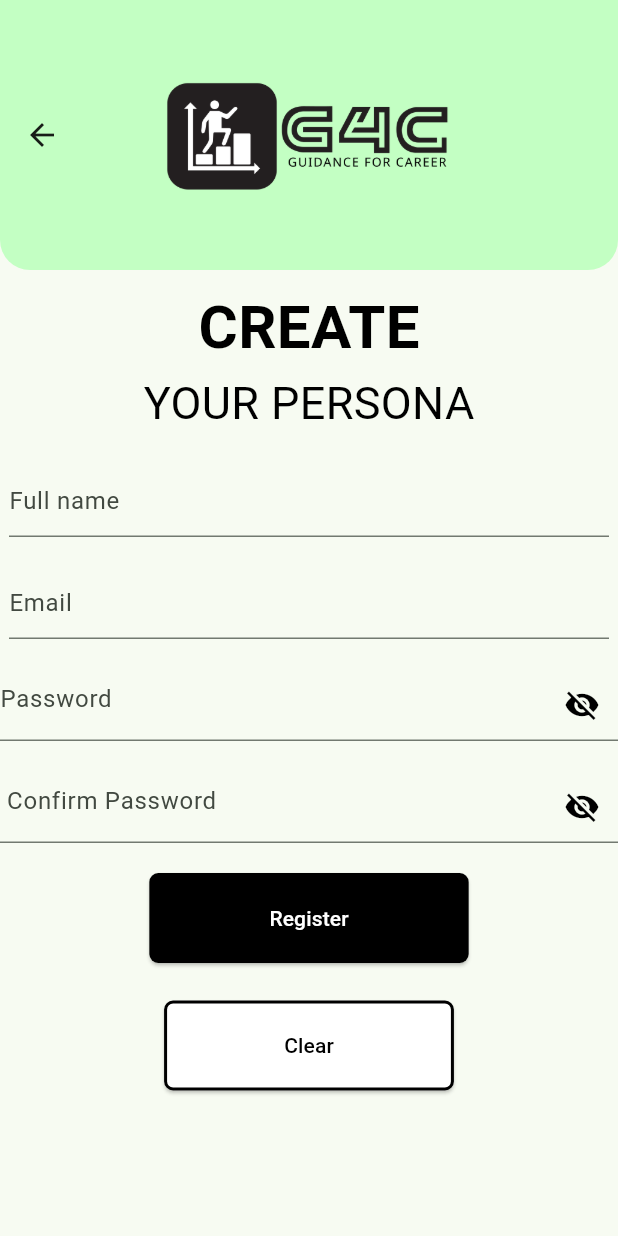
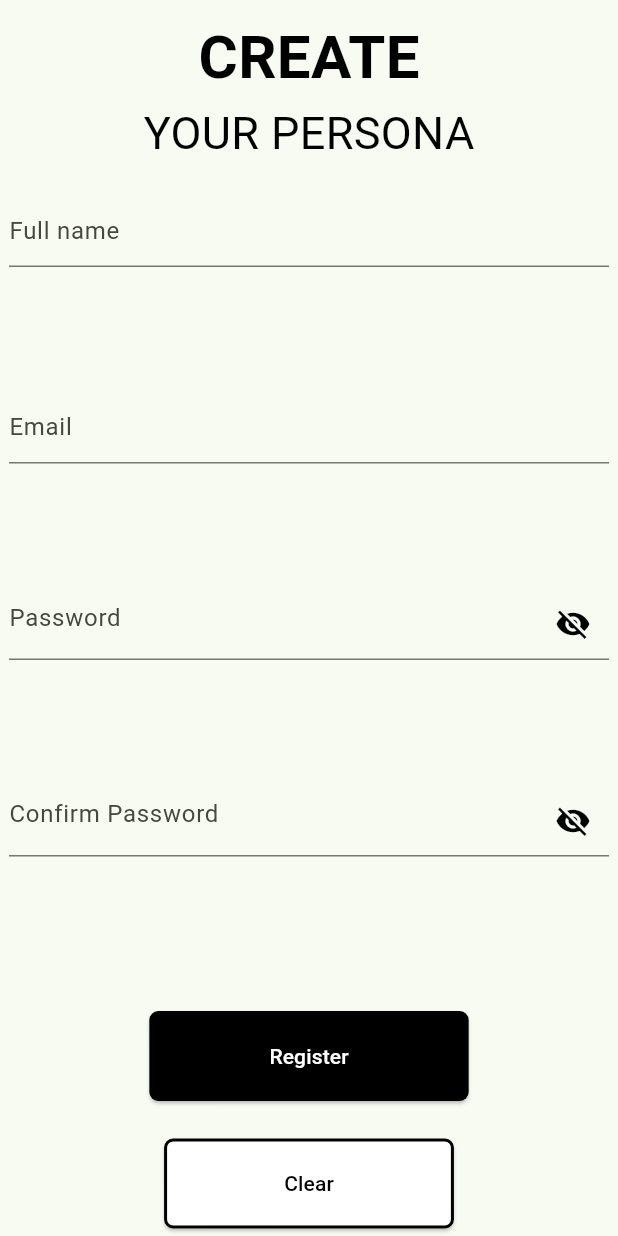
Before and after one commit to C-k-87/g4c, a Flutter app: the Register screen opened directly, on a phone screen of 412 x 824 dp. Run offline on Flutter 3.47's test engine with Material 3 defaults, Android fonts, the phone set to English and light mode, and no system bars.

Commit message:
Changes to be committed: 	modified:   lib/asset_widgets.dart 	modified:   lib/main.dart 	modified:   lib/register.dart
Registration Page basic UI included, asset widgets changed, included password text input

```diff
--- a/lib/asset_widgets.dart
+++ b/lib/asset_widgets.dart
@@ -194,13 +194,50 @@ class TxtInput extends StatelessWidget {
 
   @override
   Widget build(BuildContext context) {
-    return TextField(
-      decoration: InputDecoration(
+    return Expanded(
+      child: TextField(
+        decoration: InputDecoration(
           hintText: fieldName,
           border: const UnderlineInputBorder(),
           constraints: const BoxConstraints(
             maxWidth: 400.0,
-          )),
+          ),
+        ),
+      ),
+    );
+  }
+}
+
+class PwdInput extends StatelessWidget {
+  final String fieldName;
+  final bool isPasswordVisible;
+  final Function()? onpressed;
+
+  const PwdInput({
+    super.key,
+    required this.fieldName, required this.isPasswordVisible, this.onpressed,
+  });
+
+  @override
+  Widget build(BuildContext context) {
+    return Expanded(
+      child: TextField(
+                obscureText: !isPasswordVisible,
+                decoration: InputDecoration(
+                  border: const UnderlineInputBorder(),
+                  constraints: const BoxConstraints(
+                    maxWidth: 400.0,
+                  ),
+                  suffixIcon: IconButton(
+                    icon: Icon(
+                      isPasswordVisible ? Icons.visibility : Icons.visibility_off,
+                      color: Colors.black,
+                    ),
+                    onPressed: onpressed,
+                  ),
+                  hintText: fieldName,
+                ),
+              ),
     );
   }
 }
--- a/lib/main.dart
+++ b/lib/main.dart
@@ -1,8 +1,8 @@
 import 'package:flutter/material.dart';
 // ignore: unused_import
 import 'asset_widgets.dart';
-import 'widget_tester.dart';
 import 'g4c_drawer.dart';
+import 'register.dart';
 
 void main() {
   runApp(const MyApp());
@@ -19,7 +19,7 @@ class MyApp extends StatelessWidget {
         colorScheme: ColorScheme.fromSeed(seedColor: Colors.green.shade200),
         useMaterial3: true,
       ),
-      home: const HomePageTest(),
+      home: const Register(),
     );
   }
 }
--- a/lib/register.dart
+++ b/lib/register.dart
@@ -11,78 +11,71 @@ class Register extends StatefulWidget {
 class _RegisterState extends State<Register> {
   bool _isPasswordVisible = false;
 
-  get padding => null;
-
   @override
   Widget build(BuildContext context) {
-    var themeCol1 = const Color.fromARGB(255, 195, 255, 195);
-    return   Scaffold(
-    appBar: AppBar(
-      toolbarHeight: 180,
-      backgroundColor: themeCol1,
-        shape: const RoundedRectangleBorder(
-         borderRadius: BorderRadius.only(bottomRight: Radius.circular(20.0),bottomLeft: Radius.circular(20.0))
+    return Scaffold(
+      body: Center(
+        child: Container(
+          padding: const EdgeInsets.only(top: 10),
+          child: Column(
+            children: [
+              const Text(
+                "CREATE",
+                style: TextStyle(
+                    color: Colors.black,
+                    fontSize: 40,
+                    fontWeight: FontWeight.bold),
               ),
-        centerTitle: true, // Center the title (in this case, the image)
-        title: Image.asset(
-          'asset_lib/images/G4C_logo_transparent.png',
-          width: 200.0,
+              const Text(
+                "YOUR PERSONA",
+                style: TextStyle(
+                    color: Colors.black,
+                    fontSize: 30,
+                    fontWeight: FontWeight.w400),
               ),
+              const SizedBox(
+                height: 20,
               ),
-    body: Padding(
-            padding: const EdgeInsets.only(top:10),
-            child: Column(children: [
-            const Text("CREATE",style: TextStyle(color: Colors.black,fontSize: 40,fontWeight: FontWeight.bold)),
-            const Text("YOUR PERSONA",style: TextStyle(color: Colors.black,fontSize: 30,fontWeight:FontWeight.w400)),
-            const SizedBox(height: 20,),
               const TxtInput(
                 fieldName: 'Full name',
               ),
-            const SizedBox(height: 20,),
+              const SizedBox(
+                height: 20,
+              ),
               const TxtInput(
                 fieldName: 'Email',
               ),
-            const SizedBox(height: 20,),
-            TextField(
-              obscureText: !_isPasswordVisible,
-              decoration: InputDecoration(
-                suffixIcon: IconButton(
-                  icon: Icon(
-                    _isPasswordVisible ? Icons.visibility : Icons.visibility_off,
-                    color: Colors.black,
+              const SizedBox(
+                height: 20,
               ),
-                  onPressed: () {
+              PwdInput(
+                fieldName: "Password",
+                isPasswordVisible: _isPasswordVisible,
+                onpressed: () {
                   setState(() {
                     _isPasswordVisible = !_isPasswordVisible;
                   });
                 },
               ),
-                hintText: "Password",
+              const SizedBox(
+                height: 20,
               ),
-            ),
-            const SizedBox(height: 20,),
-            TextField(
-              obscureText: !_isPasswordVisible,
-              decoration: InputDecoration(
-                suffixIcon: IconButton(
-                  icon: Icon(
-                    _isPasswordVisible ? Icons.visibility : Icons.visibility_off,
-                    color: Colors.black,
-                  ),
-                  onPressed: () {
+              PwdInput(
+                  fieldName: "Confirm Password",
+                  isPasswordVisible: _isPasswordVisible,
+                  onpressed: () {
                     setState(() {
                       _isPasswordVisible = !_isPasswordVisible;
                     });
-                  },
-                ),
-                hintText: " Confirm Password",
-              ),
+                  }),
+              const SizedBox(
+                height: 20,
               ),
               Padding(
                 padding: const EdgeInsets.symmetric(vertical: 20.0),
                 child: BtnBlack(
                   btnText: 'Register',
-                  onpressed: ( ) { },
+                  onpressed: () {},
                 ),
               ),
               Padding(
@@ -94,7 +87,8 @@ class _RegisterState extends State<Register> {
               ),
             ],
           ),
-        )
+        ),
+      ),
     );
   }
 }
```
Lines whose indentation alone changed are shown as unchanged.
